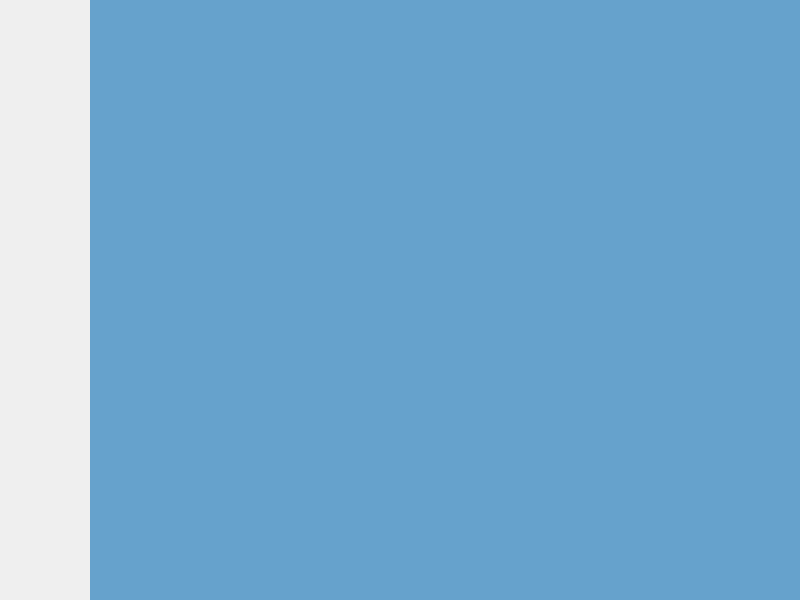
Above: app/src/windows/mainwindow.ui from minorleaguegrayonassociates/GrayonSlam before the change. Below: the same form after it.
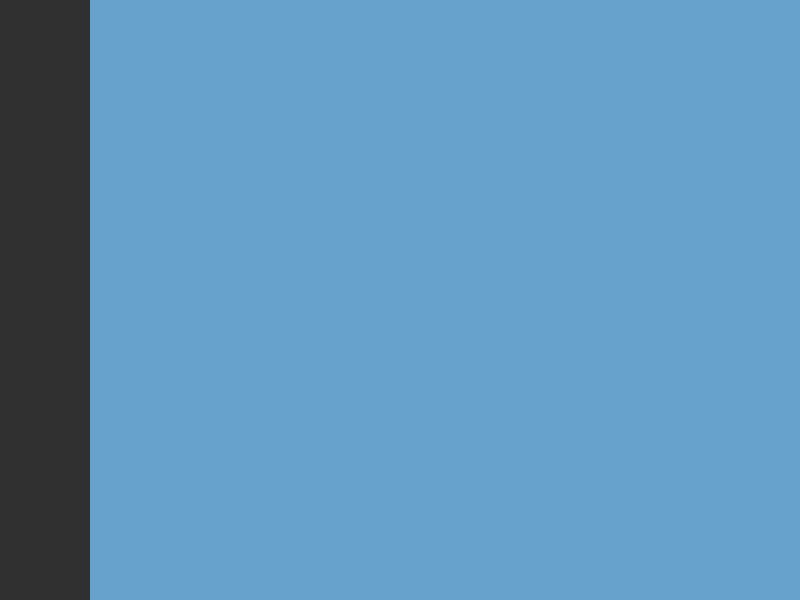
That is the form after the change. Icons and pictures are not drawn.

Commit message: Fixed the background issue when navbar is hidden, and fixed the preview issue for the first trip

Patch:
```diff
--- a/app/src/windows/mainwindow.ui
+++ b/app/src/windows/mainwindow.ui
@@ -20,6 +20,10 @@
   <widget class="QWidget" name="centralWidget">
    <property name="styleSheet">
     <string notr="true">
+QWidget#centralWidget {
+background-color: #303030;
+}
+
 QWidget#dashboardView {
 background-image: url(:/res/backgrounds/background_icons_red.png);
 background-color: #66A2CC;
```
The commit also changes 1 other file.
